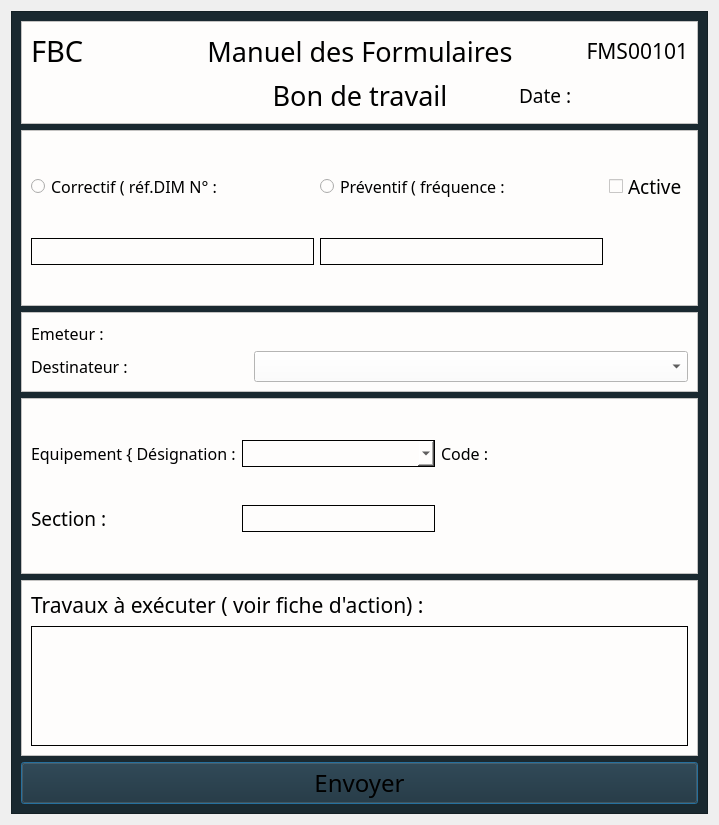
Qt form Source/UI/bonTravail.ui (ahmedhamila/GMAO) before a commit.
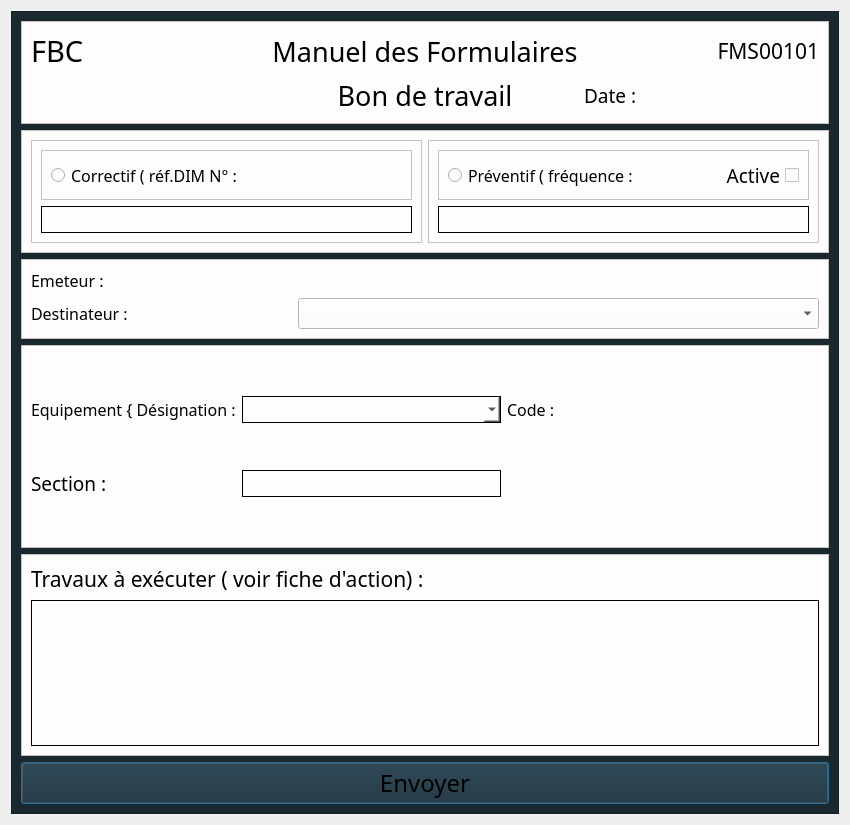
The same form after that commit.

Commit message: Adding Bon Travail Interface

```diff
--- a/Source/UI/bonTravail.ui
+++ b/Source/UI/bonTravail.ui
@@ -6,7 +6,7 @@
    <rect>
     <x>0</x>
     <y>0</y>
-    <width>719</width>
+    <width>850</width>
     <height>825</height>
    </rect>
   </property>
@@ -34,7 +34,7 @@
      <property name="frameShadow">
       <enum>QFrame::Raised</enum>
      </property>
-     <layout class="QVBoxLayout" name="verticalLayout" stretch="0,1,0,1,1,1">
+     <layout class="QVBoxLayout" name="verticalLayout" stretch="0,0,0,1,1,1">
       <item>
        <widget class="QFrame" name="frame_8">
         <property name="styleSheet">
@@ -135,8 +135,45 @@
         <property name="frameShadow">
          <enum>QFrame::Raised</enum>
         </property>
-        <layout class="QGridLayout" name="gridLayout_2">
-         <item row="1" column="0">
+        <layout class="QHBoxLayout" name="horizontalLayout" stretch="1,1">
+         <item>
+          <widget class="QFrame" name="frame_2">
+           <property name="frameShape">
+            <enum>QFrame::StyledPanel</enum>
+           </property>
+           <property name="frameShadow">
+            <enum>QFrame::Raised</enum>
+           </property>
+           <layout class="QVBoxLayout" name="verticalLayout_4">
+            <item>
+             <widget class="QFrame" name="frame_10">
+              <property name="frameShape">
+               <enum>QFrame::StyledPanel</enum>
+              </property>
+              <property name="frameShadow">
+               <enum>QFrame::Raised</enum>
+              </property>
+              <layout class="QHBoxLayout" name="horizontalLayout_3">
+               <item>
+                <widget class="QRadioButton" name="radioButtonCorrectif">
+                 <property name="font">
+                  <font>
+                   <family>Modern No. 20</family>
+                   <pointsize>12</pointsize>
+                  </font>
+                 </property>
+                 <property name="text">
+                  <string>Correctif ( réf.DIM N° :</string>
+                 </property>
+                 <attribute name="buttonGroup">
+                  <string notr="true">buttonGroup</string>
+                 </attribute>
+                </widget>
+               </item>
+              </layout>
+             </widget>
+            </item>
+            <item>
           <widget class="QLineEdit" name="lineEditCorrectif">
            <property name="maximumSize">
             <size>
@@ -156,20 +193,28 @@
            </property>
           </widget>
          </item>
-         <item row="0" column="0">
-          <widget class="QRadioButton" name="radioButtonCorrectif">
-           <property name="font">
-            <font>
-             <family>Modern No. 20</family>
-             <pointsize>12</pointsize>
-            </font>
-           </property>
-           <property name="text">
-            <string>Correctif ( réf.DIM N° :</string>
-           </property>
+           </layout>
           </widget>
          </item>
-         <item row="0" column="1">
+         <item>
+          <widget class="QFrame" name="frame_3">
+           <property name="frameShape">
+            <enum>QFrame::StyledPanel</enum>
+           </property>
+           <property name="frameShadow">
+            <enum>QFrame::Raised</enum>
+           </property>
+           <layout class="QVBoxLayout" name="verticalLayout_5">
+            <item>
+             <widget class="QFrame" name="frame_9">
+              <property name="frameShape">
+               <enum>QFrame::StyledPanel</enum>
+              </property>
+              <property name="frameShadow">
+               <enum>QFrame::Raised</enum>
+              </property>
+              <layout class="QHBoxLayout" name="horizontalLayout_2" stretch="1,1">
+               <item>
           <widget class="QRadioButton" name="radioButtonPreventif">
            <property name="font">
             <font>
@@ -180,23 +225,12 @@
            <property name="text">
             <string>Préventif ( fréquence :</string>
            </property>
-          </widget>
-         </item>
-         <item row="1" column="1">
-          <widget class="QLineEdit" name="lineEditPreventif">
-           <property name="font">
-            <font>
-             <pointsize>11</pointsize>
-             <weight>75</weight>
-             <bold>true</bold>
-            </font>
-           </property>
-           <property name="styleSheet">
-            <string notr="true">border: 1px solid back;</string>
-           </property>
-          </widget>
-         </item>
-         <item row="0" column="2">
+                 <attribute name="buttonGroup">
+                  <string notr="true">buttonGroup</string>
+                 </attribute>
+                </widget>
+               </item>
+               <item>
           <widget class="QCheckBox" name="checkBoxActive">
            <property name="font">
             <font>
@@ -204,9 +238,35 @@
              <pointsize>14</pointsize>
             </font>
            </property>
+                 <property name="layoutDirection">
+                  <enum>Qt::RightToLeft</enum>
+                 </property>
            <property name="text">
             <string>Active</string>
            </property>
+                 <property name="tristate">
+                  <bool>false</bool>
+                 </property>
+                </widget>
+               </item>
+              </layout>
+             </widget>
+            </item>
+            <item>
+             <widget class="QLineEdit" name="lineEditPreventif">
+              <property name="font">
+               <font>
+                <pointsize>11</pointsize>
+                <weight>75</weight>
+                <bold>true</bold>
+               </font>
+              </property>
+              <property name="styleSheet">
+               <string notr="true">border: 1px solid back;</string>
+              </property>
+             </widget>
+            </item>
+           </layout>
           </widget>
          </item>
         </layout>
@@ -267,7 +327,15 @@
           </widget>
          </item>
          <item row="1" column="1" colspan="2">
-          <widget class="QComboBox" name="comboBoxDestinateur"/>
+          <widget class="QComboBox" name="comboBoxDestinateur">
+           <property name="font">
+            <font>
+             <pointsize>12</pointsize>
+             <weight>75</weight>
+             <bold>true</bold>
+            </font>
+           </property>
+          </widget>
          </item>
         </layout>
        </widget>
@@ -286,6 +354,27 @@
         <layout class="QGridLayout" name="gridLayout_4">
          <item row="0" column="1">
           <widget class="QComboBox" name="comboBoxEquipement">
+           <property name="font">
+            <font>
+             <pointsize>12</pointsize>
+             <weight>75</weight>
+             <bold>true</bold>
+            </font>
+           </property>
+           <property name="styleSheet">
+            <string notr="true">border: 1px solid back;height:25px;</string>
+           </property>
+          </widget>
+         </item>
+         <item row="2" column="1">
+          <widget class="QLineEdit" name="lineEditSection">
+           <property name="font">
+            <font>
+             <pointsize>11</pointsize>
+             <weight>75</weight>
+             <bold>true</bold>
+            </font>
+           </property>
            <property name="styleSheet">
             <string notr="true">border: 1px solid back;height:25px;</string>
            </property>
```
Left out of the diff: 69 changed lines with no effect on the pictures. Lines whose indentation alone changed are shown as unchanged. The commit also changes 10 other files.
